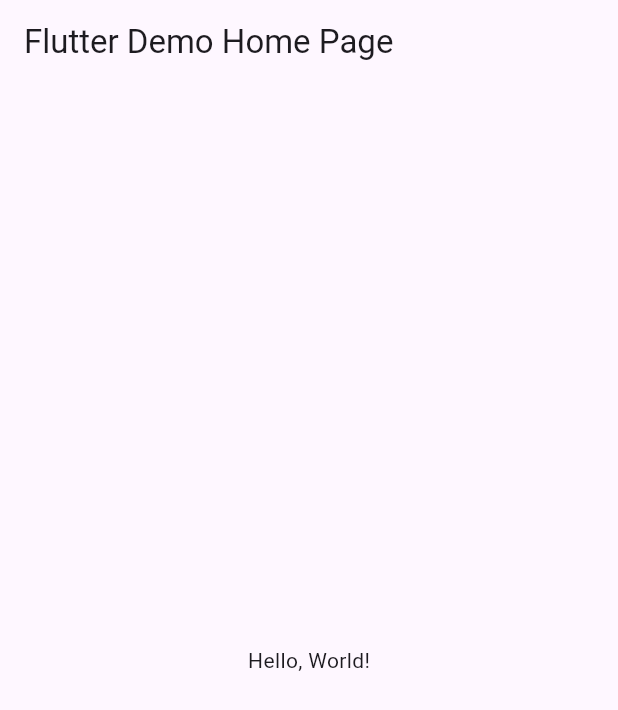
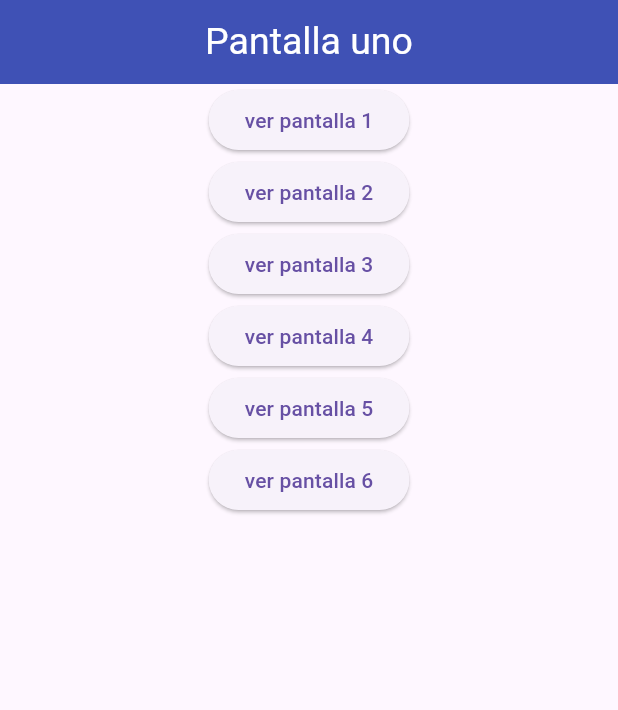
Before and after one commit to JannaRG13/Act7_FlutterMap, a Flutter app: the screen it shows after launch, on a phone screen of 412 x 824 dp. Shown: the top 710 px of the screen. Run offline on Flutter 3.47's test engine with Material 3 defaults, Android fonts, the phone set to English and light mode, and no system bars.

Commit message:
enviar otra vez

```diff
--- a/lib/main.dart
+++ b/lib/main.dart
@@ -1,43 +1,41 @@
 import 'package:flutter/material.dart';
+import 'package:ramirezmap/pagina_cinco.dart';
+import 'package:ramirezmap/pagina_cuatro.dart';
+import 'package:ramirezmap/pagina_dos.dart';
+import 'package:ramirezmap/pagina_tres.dart';
+import 'pagina_inicio.dart';
+import 'pagina_seis.dart';
+import 'pagina_uno.dart';
 
-void main() => runApp(MyApp());
+void main() => runApp(MiRutasApp());
 
-class MyApp extends StatelessWidget {
-  const MyApp({super.key});
-  // This widget is the root of your application.
+class MiRutasApp extends StatelessWidget {
+  const MiRutasApp({Key? key}) : super(key: key);
+
   @override
   Widget build(BuildContext context) {
     return MaterialApp(
-      // Application name
-      title: 'Flutter Hello World',
-      // Application theme data, you can set the colors for the application as
-      // you want
-      theme: ThemeData(
-        // useMaterial3: false,
-        primarySwatch: Colors.blue,
-      ),
-      // A widget which will be started on application startup
-      home: MyHomePage(title: 'Flutter Demo Home Page'),
+      debugShowCheckedModeBanner: false,
+      title: "Entre Paginas Routes",
+      initialRoute: '/',
+      routes: {
+        // When navigating to the "/" route, build the FirstScreen widget.
+        '/': (context) => const PantallaInicio(),
+        // When navigating to the "/second" route, build the SecondScreen widget.
+        '/pantalla1': (context) => const PantallaUno(),
+        '/pantalla2': (context) => const PantallaDos(),
+        '/pantalla3': (context) => const PantallaTres(),
+        '/pantalla4': (context) => const PantallaCuatro(),
+        '/pantalla5': (context) => const PantallaCinco(),
+        '/pantalla6': (context) => const PantallaSeis(),
+        // '/pantalla7': (context) => const PantallaSiete(),
+        // '/pantalla8': (context) => const PantallaOcho(),
+        // '/pantalla9': (context) => const PantallaNueve(),
+        // '/pantalla10': (context) => const PantallaDiez(),
+        // '/pantalla11': (context) => const PantallaOnce(),
+        // '/pantalla12': (context) => const PantallaDoce(),
+        // '/pantalla13': (context) => const PantallaTrece(),
+      },
     );
   }
 }
-
-class MyHomePage extends StatelessWidget {
-  final String title;
-  const MyHomePage({super.key, required this.title});
-
-  @override
-  Widget build(BuildContext context) {
-    return Scaffold(
-      appBar: AppBar(
-        // The title text which will be shown on the action bar
-        title: Text(title),
-      ),
-      body: Center(
-        child: Text(
-          'Hello, World!',
-        ),
-      ),
-    );
-  }
-}
--- /dev/null
+++ b/lib/pagina_inicio.dart
@@ -0,0 +1,71 @@
+import 'package:flutter/material.dart';
+
+class PantallaInicio extends StatelessWidget {
+  const PantallaInicio({Key? key}) : super(key: key);
+
+  @override
+  Widget build(BuildContext context) {
+    return Scaffold(
+      appBar: AppBar(
+        title: const Text(
+          'Pantalla uno',
+          style: TextStyle(color: Colors.white, fontSize: 25.0),
+        ),
+        backgroundColor: Colors.indigo,
+        centerTitle: true,
+      ),
+      body: Column(
+        children: [
+          Center(
+            child: ElevatedButton(
+              onPressed: () {
+                Navigator.pushNamed(context, '/pantalla1');
+              },
+              child: const Text('ver pantalla 1'),
+            ),
+          ),
+          Center(
+            child: ElevatedButton(
+              onPressed: () {
+                Navigator.pushNamed(context, '/pantalla2');
+              },
+              child: const Text('ver pantalla 2'),
+            ),
+          ),
+          Center(
+            child: ElevatedButton(
+              onPressed: () {
+                Navigator.pushNamed(context, '/pantalla3');
+              },
+              child: const Text('ver pantalla 3'),
+            ),
+          ),
+          Center(
+            child: ElevatedButton(
+              onPressed: () {
+                Navigator.pushNamed(context, '/pantalla4');
+              },
+              child: const Text('ver pantalla 4'),
+            ),
+          ),
+          Center(
+            child: ElevatedButton(
+              onPressed: () {
+                Navigator.pushNamed(context, '/pantalla5');
+              },
+              child: const Text('ver pantalla 5'),
+            ),
+          ),
+          Center(
+            child: ElevatedButton(
+              onPressed: () {
+                Navigator.pushNamed(context, '/pantalla6');
+              },
+              child: const Text('ver pantalla 6'),
+            ),
+          ),
+        ],
+      ),
+    );
+  }
+}
```
Also changed, not shown: lib/pagina_cinco.dart (added, +63 -0 lines), lib/pagina_cuatro.dart (added, +40 -0 lines), lib/pagina_dos.dart (added, +39 -0 lines), lib/pagina_seis.dart (added, +48 -0 lines), lib/pagina_tres.dart (added, +59 -0 lines), lib/pagina_uno.dart (added, +63 -0 lines).
